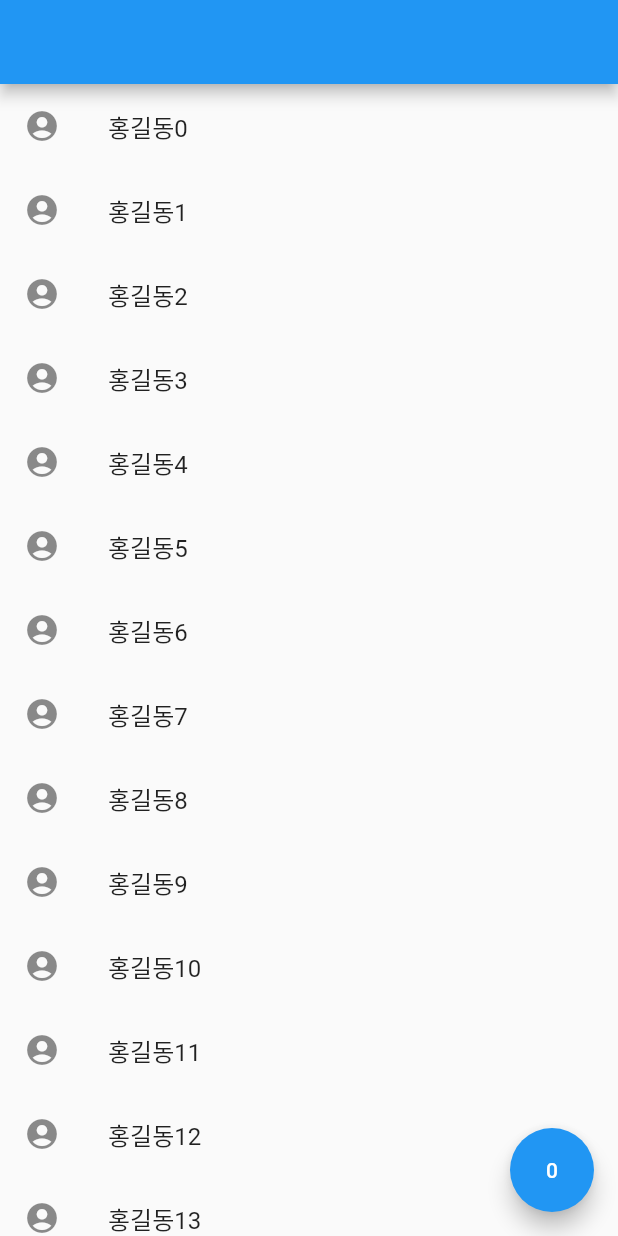
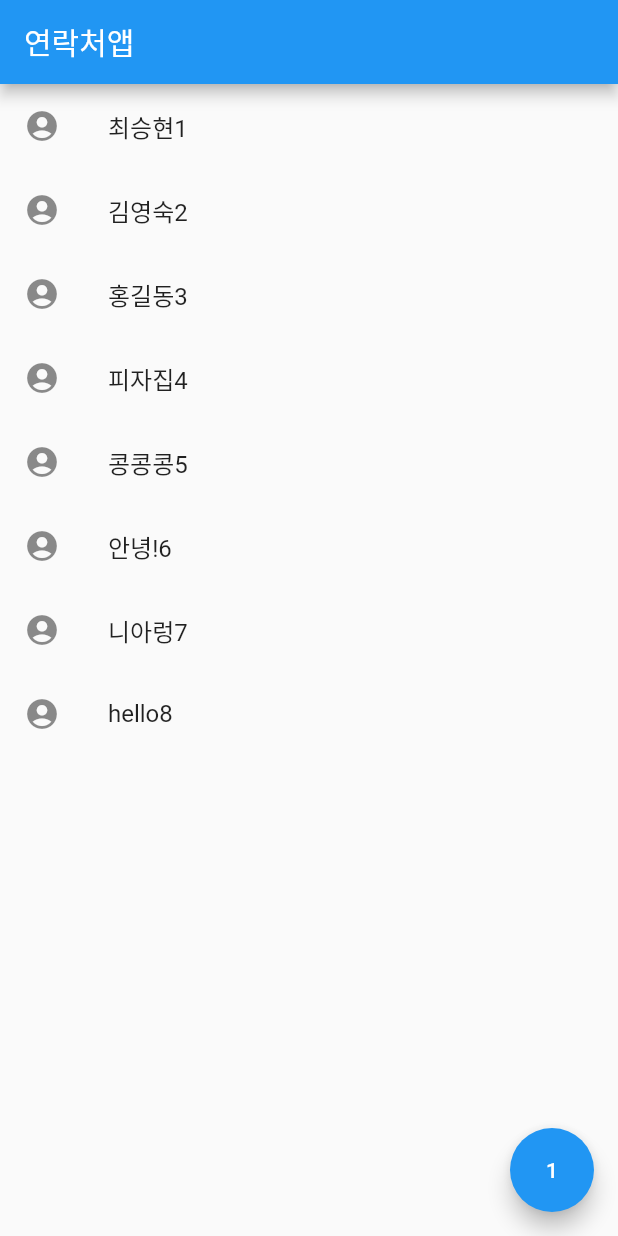
Before and after one commit to ChoiWheatley/flutter_tutorial, a Flutter app: the screen it shows after launch, after a tap on an icon or button, on a phone screen of 412 x 824 dp. Run offline on Flutter 3.47's test engine with Material 2 defaults, Android fonts, the phone set to English and light mode, and no system bars.

```diff
--- a/lib/main.dart
+++ b/lib/main.dart
@@ -1,15 +1,28 @@
 import 'package:flutter/material.dart';
+// import 'package:flutter/services.dart';
 
 void main() {
   runApp(MyApp());
 }
 
-class MyApp extends StatelessWidget {
+/// StatefulWidget : state문법을 사용하면 자료를 보관할 수 있다.
+/// state는 안에 있는 값이 변한다. 값이 변하면 state를 사용하는 위젯이
+/// 자동으로 재 렌더링하게 된다. `setState()` 함수를 사용하면 된다.
+///
+/// 주로 자주 바뀌는 데이터들, 바뀌면 바로바로 보여주어야 하는 데이터들을
+/// state로 만들어주자.
+class MyApp extends StatefulWidget{
   MyApp({Key? key}) : super(key: key);
+
+  @override
+  State<MyApp> createState() => _MyAppState();
+}
+class _MyAppState extends State<MyApp> {
   var a = 0;
-  @override
-  Widget build(BuildContext context) {
-    return MaterialApp(
+  final appBarName = "연락처앱";
+  final names = const["최승현", "김영숙", "홍길동", "피자집", "콩콩콩", "안녕!", "니아렁", "hello"];
+
+  @override Widget build(BuildContext context) { return MaterialApp(
       home: Scaffold(
         /// 우측 하단에 떠있는 버튼에 대한 프리셋이 있다.
         floatingActionButton: FloatingActionButton(
@@ -17,27 +30,29 @@ class MyApp extends StatelessWidget {
           child: Text(a.toString()),
           onPressed: (){
             /// 버튼 누르면 여기 코드를 실행해준다.
-            a++;
+            // a++;
+            /// state를 바꾸어주는 메서드를 호출한다.
+            setState(() {
+              a++;
+            });
           },
         ),
-        appBar: AppBar(),
+        appBar: AppBar(
+          title: Text(appBarName),
+        ),
         body: Container(
           /// ListView 사용하면 스크롤바 생김. 스크롤 위치 감시도 가능, 안보이는 위젯
           /// 메모리 절약
-          child: ListView.builder(itemCount: 100,
+          child: ListView.builder(
+            itemCount: names.length,
             itemBuilder: (buildContext, i){
               print('hello' + i.toString());
               // return MyListItem(name: "name_" + i.toString(),);
               /// ListTile을 쓰면 별도의 컴포넌트 만들 필요도 없이 바로 리스트에 필요한
               /// 아이템을 정의할 수 있다.
               return ListTile(
-                autofocus: true,
-                enabled: true,
-                hoverColor: Colors.amber,
-                focusColor: Colors.yellow,
-                selectedColor: Colors.yellowAccent,
                 leading: Icon(Icons.account_circle),
-                title: Text('홍길동' + i.toString()),
+                title: Text(names[i] + (a + i).toString()),
               );
             },
           ),
```
